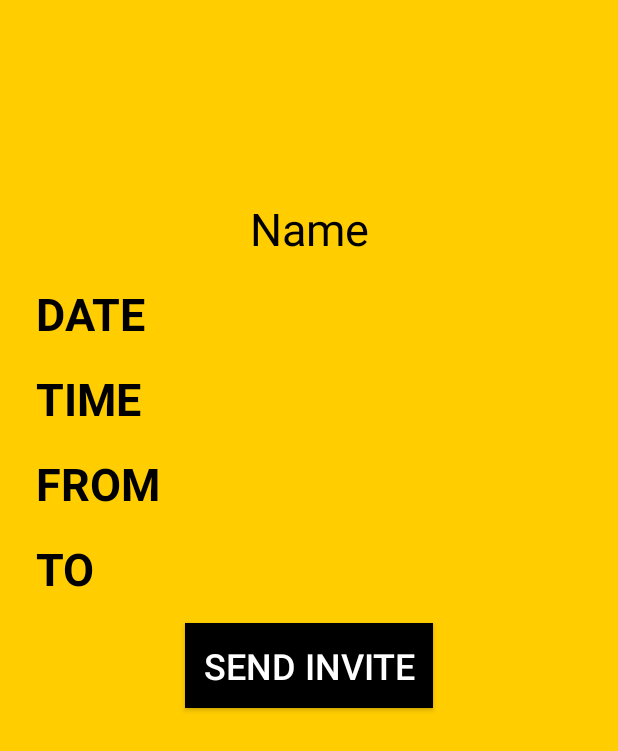
After one commit to sudo-rm-rf-523/RideShare-AndroidApp, an Android app: the layout person_profile_page.xml on its own in the app's theme, with its tools: preview values and no code run, on a phone screen of 412 x 824 dp. The commit adds this screen. Shown: the top 751 px of the screen. Run offline under Robolectric (Android 15) with nearby library versions, the phone set to English and light mode, and no system bars.

Commit message:
Add person profile page

```diff
--- a/RideShare/app/src/main/java/sudo_rm_rf/rideshare/searchActivity.java
+++ b/RideShare/app/src/main/java/sudo_rm_rf/rideshare/searchActivity.java
@@ -61,7 +61,7 @@ public class searchActivity extends AppCompatActivity implements View.OnClickLis
         v.setOnClickListener(new View.OnClickListener() {
 
             public void onClick(View v) {
-                Intent intent = new Intent(searchActivity.this, NewsFeed.class);
+                Intent intent = new Intent(searchActivity.this, PersonProfilePage.class);
                 startActivity(intent);
             }
 
--- /dev/null
+++ b/RideShare/app/src/main/res/layout/person_profile_page.xml
@@ -0,0 +1,85 @@
+<?xml version="1.0" encoding="utf-8"?>
+<LinearLayout xmlns:android="http://schemas.android.com/apk/res/android"
+    android:orientation="vertical" android:layout_width="match_parent"
+    android:layout_height="match_parent"
+    android:gravity="center_horizontal"
+    android:background="@color/colorPrimary">
+
+    <ImageView
+        android:id="@+id/person_photo"
+        android:layout_width="100dp"
+
+        android:layout_height="100dp"
+        android:layout_alignParentLeft="true"
+        android:layout_alignParentTop="true"
+        android:layout_margin="16dp"
+        />
+
+    <!--Name-->
+    <TextView
+        android:id="@id/person_name"
+        android:layout_width="match_parent"
+        android:layout_height="wrap_content"
+        android:textSize="30sp"
+        android:text="Name"
+        android:textColor="@color/colorPrimaryDark"
+        android:gravity="center"
+        android:layout_marginBottom="16dp"
+        />
+
+    <!--Ride info-->
+    <TextView
+        android:id="@+id/leave_date"
+        android:layout_width="match_parent"
+        android:layout_height="wrap_content"
+        android:textSize="30sp"
+        android:text="@string/date"
+        android:textColor="@color/colorPrimaryDark"
+        android:layout_marginLeft="16dp"
+        android:layout_marginBottom="16dp"
+        />
+
+    <TextView
+        android:id="@+id/leave_time"
+        android:layout_width="match_parent"
+        android:layout_height="wrap_content"
+        android:textSize="30sp"
+        android:text="@string/time"
+        android:textColor="@color/colorPrimaryDark"
+        android:layout_marginLeft="16dp"
+        android:layout_marginBottom="16dp"
+        />
+
+    <TextView
+        android:id="@+id/from_place"
+        android:layout_width="match_parent"
+        android:layout_height="wrap_content"
+        android:textSize="30sp"
+        android:text="@string/from_place"
+        android:textColor="@color/colorPrimaryDark"
+        android:layout_marginLeft="16dp"
+        android:layout_marginBottom="16dp"
+        />
+
+    <TextView
+        android:id="@+id/to_place"
+        android:layout_width="match_parent"
+        android:layout_height="wrap_content"
+        android:textSize="30sp"
+        android:text="@string/to_place"
+        android:textColor="@color/colorPrimaryDark"
+        android:layout_marginLeft="16dp"
+        android:layout_marginBottom="16dp"
+        />
+
+    <Button
+        android:id="@+id/invite_button"
+        android:layout_width="wrap_content"
+        android:layout_height="wrap_content"
+        android:padding="12dp"
+        android:textSize="24sp"
+        android:background="@color/colorPrimaryDark"
+        android:textColor="@android:color/white"
+        android:text="Send Invite"/>
+
+</LinearLayout>
--- a/RideShare/app/src/main/res/values/strings.xml
+++ b/RideShare/app/src/main/res/values/strings.xml
@@ -1,3 +1,7 @@
 <resources>
     <string name="app_name">RideShare Back to Normal</string>
+    <string name="date"><b>DATE</b></string>
+    <string name="time"><b>TIME</b></string>
+    <string name="from_place"><b>FROM</b></string>
+    <string name="to_place"><b>TO</b></string>
 </resources>
```
Also changed, not shown: RideShare/app/src/main/java/sudo_rm_rf/rideshare/PersonProfilePage.java (added, +65 -0 lines).
